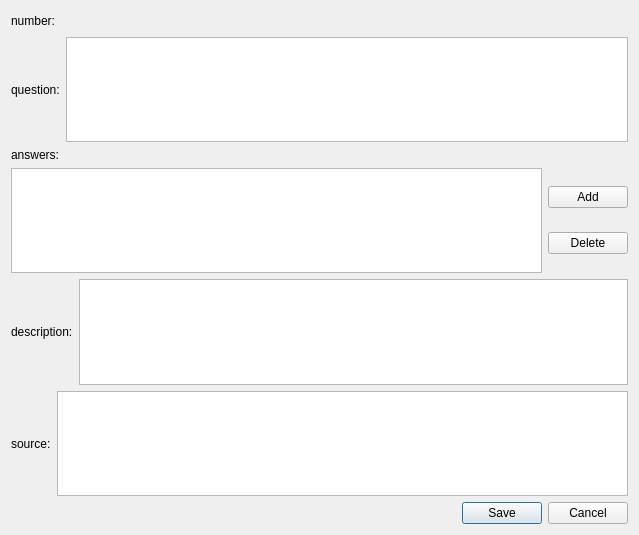
First picture: the form in editablequestiondialog.ui, repository Furiiis/QuizConstructorApp, before the edit.
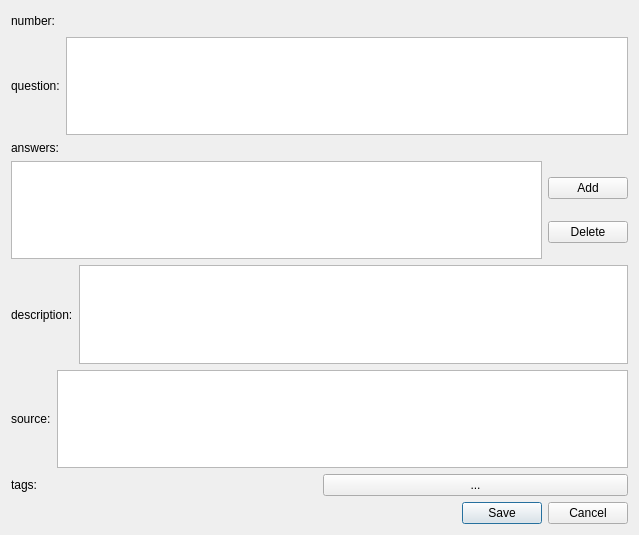
Second picture: the form after the edit.

The edit to the form file:
```diff
--- a/editablequestiondialog.ui
+++ b/editablequestiondialog.ui
@@ -116,8 +116,8 @@
         <string>&lt;!DOCTYPE HTML PUBLIC &quot;-//W3C//DTD HTML 4.0//EN&quot; &quot;http://www.w3.org/TR/REC-html40/strict.dtd&quot;&gt;
 &lt;html&gt;&lt;head&gt;&lt;meta name=&quot;qrichtext&quot; content=&quot;1&quot; /&gt;&lt;style type=&quot;text/css&quot;&gt;
 p, li { white-space: pre-wrap; }
-&lt;/style&gt;&lt;/head&gt;&lt;body style=&quot; font-family:'MS Shell Dlg 2'; font-size:7.8pt; font-weight:400; font-style:normal;&quot;&gt;
-&lt;p style=&quot;-qt-paragraph-type:empty; margin-top:0px; margin-bottom:0px; margin-left:0px; margin-right:0px; -qt-block-indent:0; text-indent:0px;&quot;&gt;&lt;br /&gt;&lt;/p&gt;&lt;/body&gt;&lt;/html&gt;</string>
+&lt;/style&gt;&lt;/head&gt;&lt;body style=&quot; font-family:'Sans'; font-size:10pt; font-weight:400; font-style:normal;&quot;&gt;
+&lt;p style=&quot;-qt-paragraph-type:empty; margin-top:0px; margin-bottom:0px; margin-left:0px; margin-right:0px; -qt-block-indent:0; text-indent:0px; font-family:'MS Shell Dlg 2'; font-size:7.8pt;&quot;&gt;&lt;br /&gt;&lt;/p&gt;&lt;/body&gt;&lt;/html&gt;</string>
        </property>
       </widget>
      </item>
@@ -137,6 +137,24 @@
      </item>
     </layout>
    </item>
+   <item>
+    <layout class="QHBoxLayout" name="tagsHorizontalLayout">
+     <item>
+      <widget class="QLabel" name="tagsLabel">
+       <property name="text">
+        <string>tags:</string>
+       </property>
+      </widget>
+     </item>
+     <item>
+      <widget class="QPushButton" name="tagsPushButton">
+       <property name="text">
+        <string>...</string>
+       </property>
+      </widget>
+     </item>
+    </layout>
+   </item>
    <item>
     <widget class="QDialogButtonBox" name="buttonBox">
      <property name="sizePolicy">
```
